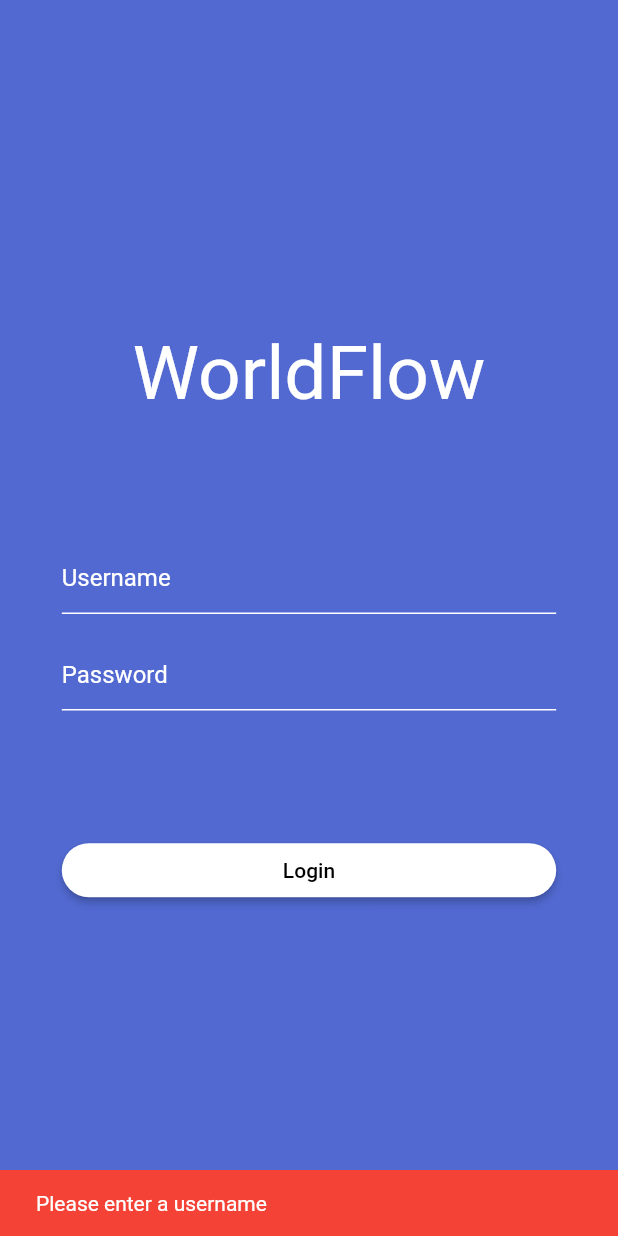
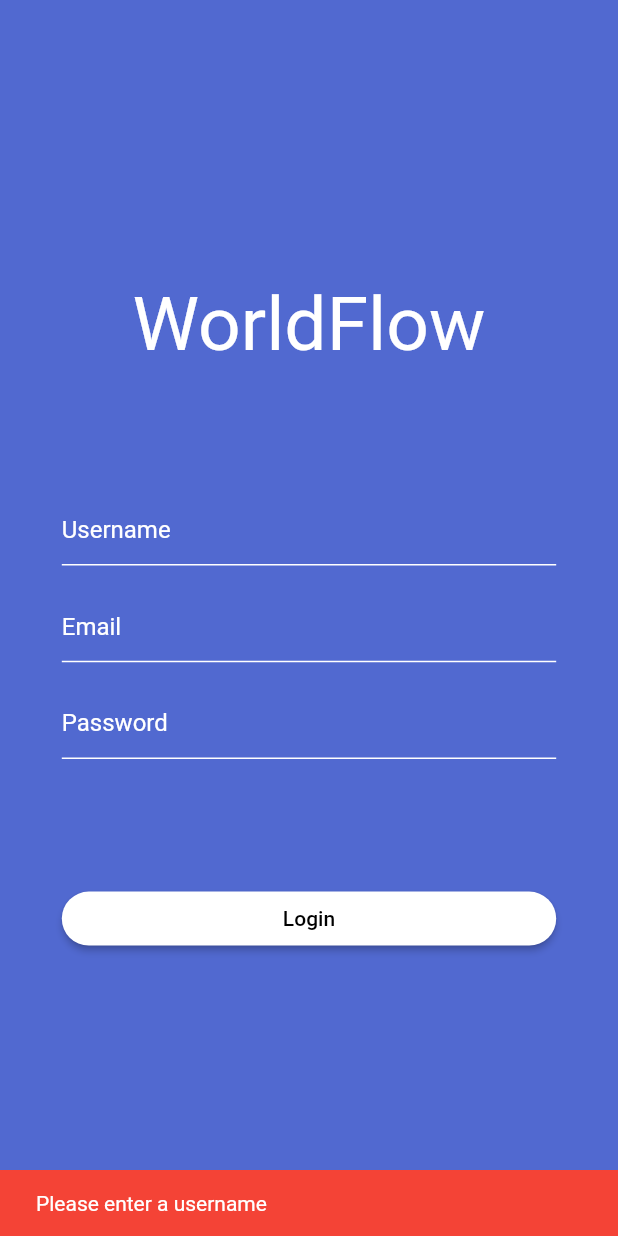
Before and after one commit to Ozgur-Ulusoy/NodeJS, a Flutter app: the screen it shows after launch, after a tap on "Login", on a phone screen of 412 x 824 dp. Run offline on Flutter 3.47's test engine with Material 2 defaults, Android fonts, the phone set to English and light mode, and no system bars; our stand-ins replace dio, flutter_secure_storage, hive, hive_flutter, local_auth; accounts and stored records are empty; network calls fail.

Commit message:
email vertification

```diff
--- a/Frontend/worldflow/lib/Data/Managers/InternetManager.dart
+++ b/Frontend/worldflow/lib/Data/Managers/InternetManager.dart
@@ -14,7 +14,8 @@ class InternetManager {
   static const String _postUrl = '${_baseUrl}post/';
 
   //! Auth API
-  static Future<User?> login(String username, String password) async {
+  static Future<User?> login(
+      String username, String email, String password) async {
     String url = '${_authUrl}login';
 
     try {
@@ -24,6 +25,7 @@ class InternetManager {
           headers: {
             'Content-Type': 'application/json',
             'username': username,
+            'email': email,
             'password': password,
           },
         ),
@@ -72,6 +74,26 @@ class InternetManager {
     }
   }
 
+  static Future<void> sendEmailVerify(String email, String username) async {
+    String url = '${_authUrl}sendVerifyEmail';
+
+    try {
+      Response response = await dio.post(
+        url,
+        options: Options(
+          headers: {
+            'Content-Type': 'application/json',
+            'email': email,
+            'username': username,
+          },
+        ),
+      );
+      print(response.data);
+    } catch (e) {
+      print(e);
+    }
+  }
+
   //! Post API
   static Future<List<Post>> getRandomPosts(int count) async {
     String url = '${_postUrl}getRandomPostByCount';
--- a/Frontend/worldflow/lib/Data/Models/user.dart
+++ b/Frontend/worldflow/lib/Data/Models/user.dart
@@ -1,12 +1,16 @@
 class User {
   String id;
   String username;
+  String email;
   String token;
+  bool isVerified = false;
 
   User({
     required this.id,
     required this.username,
+    required this.email,
     required this.token,
+    required this.isVerified,
   });
 
   factory User.fromJson(Map<String, dynamic> json) {
@@ -14,6 +18,8 @@ class User {
       id: json['_id'],
       username: json['username'],
       token: json['token'],
+      isVerified: json['isVerified'],
+      email: json['email'],
     );
   }
 }
--- a/Frontend/worldflow/lib/Screens/loginPage.dart
+++ b/Frontend/worldflow/lib/Screens/loginPage.dart
@@ -18,6 +18,7 @@ class LoginPage extends StatefulWidget {
 
 class _LoginPageState extends State<LoginPage> {
   final TextEditingController _usernameController = TextEditingController();
+  final TextEditingController _emailController = TextEditingController();
   final TextEditingController _passwordController = TextEditingController();
 
   // Auth
@@ -29,10 +30,12 @@ class _LoginPageState extends State<LoginPage> {
       backgroundColor: AppConsts.backgroundColor,
       body: SafeArea(
         child: Center(
+          child: SingleChildScrollView(
             child: Column(
               mainAxisAlignment: MainAxisAlignment.start,
+              mainAxisSize: MainAxisSize.min,
               children: [
-              Expanded(flex: 2, child: Container()),
+                Flexible(flex: 2, child: Container()),
                 Text(
                   'WorldFlow',
                   style: TextStyle(
@@ -48,6 +51,34 @@ class _LoginPageState extends State<LoginPage> {
                     controller: _usernameController,
                     decoration: const InputDecoration(
                       hintText: 'Username',
+                      hintStyle: TextStyle(
+                        color: Colors.white,
+                      ),
+                      enabledBorder: UnderlineInputBorder(
+                        borderSide: BorderSide(
+                          color: Colors.white,
+                        ),
+                      ),
+                      focusedBorder: UnderlineInputBorder(
+                        borderSide: BorderSide(
+                          color: Colors.white,
+                        ),
+                      ),
+                    ),
+                    style: const TextStyle(
+                      color: Colors.white,
+                    ),
+                  ),
+                ),
+                SizedBox(height: ScreenUtil.height * 0.02),
+                // create a text field for email
+                SizedBox(
+                  width: ScreenUtil.width * 0.8,
+                  child: TextField(
+                    controller: _emailController,
+                    keyboardType: TextInputType.emailAddress,
+                    decoration: const InputDecoration(
+                      hintText: 'Email',
                       hintStyle: TextStyle(
                         color: Colors.white,
                       ),
@@ -95,7 +126,6 @@ class _LoginPageState extends State<LoginPage> {
                     ),
                   ),
                 ),
-
                 SizedBox(height: ScreenUtil.height * 0.1),
                 // LOGIN BUTTON HERE
                 SizedBox(
@@ -121,6 +151,20 @@ class _LoginPageState extends State<LoginPage> {
                         return;
                       }
 
+                      if (_emailController.text.isEmpty) {
+                        ScaffoldMessenger.of(context)
+                          ..removeCurrentSnackBar()
+                          ..showSnackBar(
+                            const SnackBar(
+                              content: Text(
+                                'Please enter an email',
+                              ),
+                              backgroundColor: Colors.red,
+                            ),
+                          );
+                        return;
+                      }
+
                       if (_passwordController.text.isEmpty) {
                         ScaffoldMessenger.of(context)
                           ..removeCurrentSnackBar()
@@ -137,6 +181,7 @@ class _LoginPageState extends State<LoginPage> {
 
                       User? user = await InternetManager.login(
                         _usernameController.text,
+                        _emailController.text,
                         _passwordController.text,
                       );
                       print(user);
@@ -154,6 +199,19 @@ class _LoginPageState extends State<LoginPage> {
                           );
                         return;
                       } else {
+                        // route to main page
+                        if (user.isVerified) {
+                          UserModel userModel = UserModel(
+                            id: user.id,
+                            username: user.username,
+                            token: user.token,
+                          );
+
+                          await HiveGlobal.instance
+                              .putData(LocalDatabaseConstants.USER, userModel);
+                          await Navigator.pushNamedAndRemoveUntil(
+                              context, '/home', (route) => false);
+                          print('${user.username} ${user.token} ${user.id}');
                           ScaffoldMessenger.of(context)
                             ..removeCurrentSnackBar()
                             ..showSnackBar(
@@ -164,20 +222,20 @@ class _LoginPageState extends State<LoginPage> {
                                 backgroundColor: Colors.green,
                               ),
                             );
-
-                      UserModel userModel = UserModel(
-                        id: user.id,
-                        username: user.username,
-                        token: user.token,
+                        } else {
+                          await InternetManager.sendEmailVerify(
+                              user.email, user.username);
+                          ScaffoldMessenger.of(context)
+                            ..removeCurrentSnackBar()
+                            ..showSnackBar(
+                              const SnackBar(
+                                content: Text(
+                                  'Sent Verification Email',
+                                ),
+                                backgroundColor: Colors.blue,
+                              ),
                             );
-
-                      await HiveGlobal.instance
-                          .putData(LocalDatabaseConstants.USER, userModel);
-
-                      // route to main page
-                      await Navigator.pushNamedAndRemoveUntil(
-                          context, '/home', (route) => false);
-                      print('${user.username} ${user.token} ${user.id}');
+                        }
                       }
 
                       //
@@ -221,8 +279,9 @@ class _LoginPageState extends State<LoginPage> {
                     child: const Text('Login'),
                   ),
                 ),
-              Expanded(flex: 2, child: Container()),
+                Flexible(flex: 2, child: Container()),
               ],
+            ),
           ),
         ),
       ),
```
Lines whose indentation alone changed are shown as unchanged.
